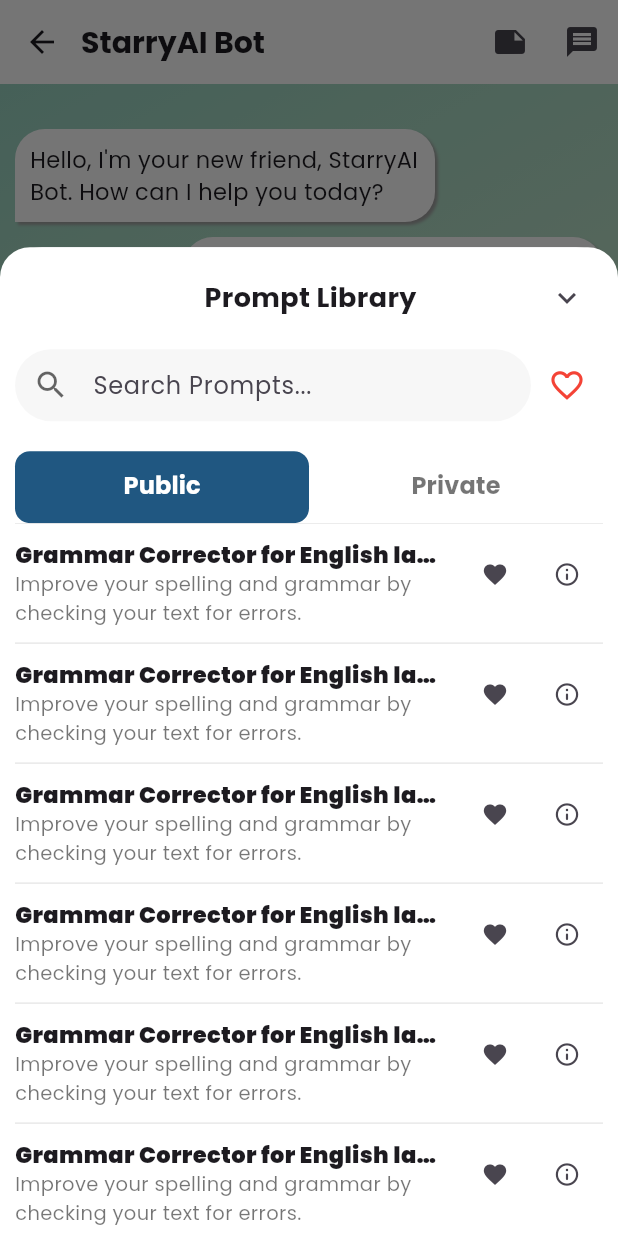
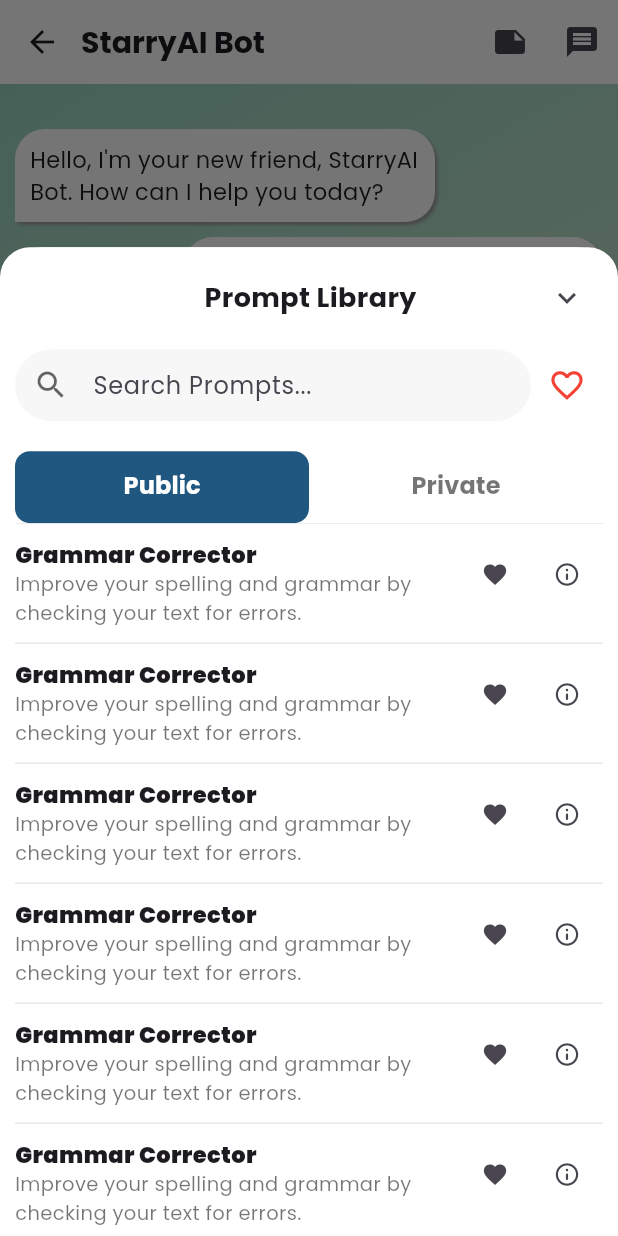
Before and after one commit to TrinhLongVu/OmniChat, a Flutter app: the ConversationScreen screen opened by its route, after a tap on the "note" icon, on a phone screen of 412 x 824 dp. Run offline on Flutter 3.47's test engine with Material 3 defaults, Android fonts, the phone set to English and light mode, and no system bars; our stand-ins replace flutter_svg, go_router, google_fonts.

Commit message:
ui: prompt info popup

```diff
--- a/lib/screens/main/bots/conversation/prompt_modal.dart
+++ b/lib/screens/main/bots/conversation/prompt_modal.dart
@@ -2,6 +2,7 @@
 import 'package:go_router/go_router.dart';
 import 'package:omni_chat/constants/color.dart';
 import 'package:omni_chat/widgets/popup/prompt_new.dart';
+import 'package:omni_chat/widgets/prompt_rect.dart';
 import 'package:omni_chat/widgets/search_box.dart';
 import 'package:omni_chat/widgets/tab_item.dart';
 
@@ -86,8 +87,7 @@
                       children: List.generate(
                         9,
                         (index) => PromptRect(
-                          title:
-                              "Grammar Corrector for English language (English (United States))",
+                          title: "Grammar Corrector",
                           description:
                               "Improve your spelling and grammar by checking your text for errors.",
                         ),
@@ -103,7 +103,7 @@
                             onPressed: () {
                               showDialog(
                                 context: context,
-                                builder: (context) => PromptCreation(),
+                                builder: (context) => PromptCreationPopUp(),
                               );
                             },
                             child: Row(
@@ -142,64 +142,3 @@
     );
   }
 }
-
-class PromptRect extends StatelessWidget {
-  const PromptRect({super.key, required this.title, required this.description});
-
-  final String title;
-  final String description;
-
-  @override
-  Widget build(BuildContext context) {
-    final Size viewport = MediaQuery.of(context).size;
-    return Container(
-      padding: EdgeInsets.symmetric(vertical: 10),
-      decoration: BoxDecoration(
-        color: Colors.white,
-        border: Border.symmetric(
-          horizontal: BorderSide(
-            width: 0.5,
-            color: Colors.black.withValues(alpha: 0.1),
-          ),
-        ),
-      ),
-      child: Row(
-        mainAxisAlignment: MainAxisAlignment.spaceBetween,
-        crossAxisAlignment: CrossAxisAlignment.start,
-        children: [
-          SizedBox(
-            width: viewport.width * .7,
-            child: Column(
-              crossAxisAlignment: CrossAxisAlignment.start,
-              children: [
-                Text(
-                  title,
-                  style: TextStyle(fontSize: 15, fontWeight: FontWeight.w900),
-                  maxLines: 1,
-                  overflow: TextOverflow.ellipsis,
-                  softWrap: false,
-                ),
-                Text(
-                  description,
-                  style: TextStyle(fontSize: 13, color: Colors.black54),
-                ),
-              ],
-            ),
-          ),
-          Row(
-            children: [
-              IconButton(
-                onPressed: () {},
-                icon: Icon(Icons.favorite, size: 18),
-              ),
-              IconButton(
-                onPressed: () {},
-                icon: Icon(Icons.info_outline_rounded, size: 18),
-              ),
-            ],
-          ),
-        ],
-      ),
-    );
-  }
-}
--- a/lib/widgets/popup/prompt_new.dart
+++ b/lib/widgets/popup/prompt_new.dart
@@ -4,11 +4,12 @@
 import 'package:omni_chat/constants/color.dart';
 import 'package:omni_chat/widgets/input_field.dart';
 
-class PromptCreation extends StatelessWidget {
+class PromptCreationPopUp extends StatelessWidget {
   final TextEditingController promptNameCtrlr = TextEditingController();
   final TextEditingController promptContentCtrlr = TextEditingController();
   final TextEditingController promptDescriptionCtrlr = TextEditingController();
-  PromptCreation({super.key});
+
+  PromptCreationPopUp({super.key});
 
   @override
   Widget build(BuildContext context) {
@@ -17,7 +18,6 @@
       insetPadding: EdgeInsets.all(10),
       child: Container(
         width: double.infinity,
-        // height: 300,
         decoration: BoxDecoration(
           borderRadius: BorderRadius.circular(15),
           color: Colors.white,
--- /dev/null
+++ b/lib/widgets/prompt_rect.dart
@@ -0,0 +1,68 @@
+import 'package:flutter/material.dart';
+import 'package:omni_chat/widgets/popup/prompt_info.dart';
+
+class PromptRect extends StatelessWidget {
+  const PromptRect({super.key, required this.title, required this.description});
+
+  final String title;
+  final String description;
+
+  @override
+  Widget build(BuildContext context) {
+    final Size viewport = MediaQuery.of(context).size;
+    return Container(
+      padding: EdgeInsets.symmetric(vertical: 10),
+      decoration: BoxDecoration(
+        color: Colors.white,
+        border: Border.symmetric(
+          horizontal: BorderSide(
+            width: 0.5,
+            color: Colors.black.withValues(alpha: 0.1),
+          ),
+        ),
+      ),
+      child: Row(
+        mainAxisAlignment: MainAxisAlignment.spaceBetween,
+        crossAxisAlignment: CrossAxisAlignment.start,
+        children: [
+          SizedBox(
+            width: viewport.width * .7,
+            child: Column(
+              crossAxisAlignment: CrossAxisAlignment.start,
+              children: [
+                Text(
+                  title,
+                  style: TextStyle(fontSize: 15, fontWeight: FontWeight.w900),
+                  maxLines: 1,
+                  overflow: TextOverflow.ellipsis,
+                  softWrap: false,
+                ),
+                Text(
+                  description,
+                  style: TextStyle(fontSize: 13, color: Colors.black54),
+                ),
+              ],
+            ),
+          ),
+          Row(
+            children: [
+              IconButton(
+                onPressed: () {},
+                icon: Icon(Icons.favorite, size: 18),
+              ),
+              IconButton(
+                onPressed: () {
+                  showDialog(
+                    context: context,
+                    builder: (context) => PromptInfoPopUp(),
+                  );
+                },
+                icon: Icon(Icons.info_outline_rounded, size: 18),
+              ),
+            ],
+          ),
+        ],
+      ),
+    );
+  }
+}
```
Also changed, not shown: lib/widgets/popup/prompt_info.dart (added, +135 -0 lines).
